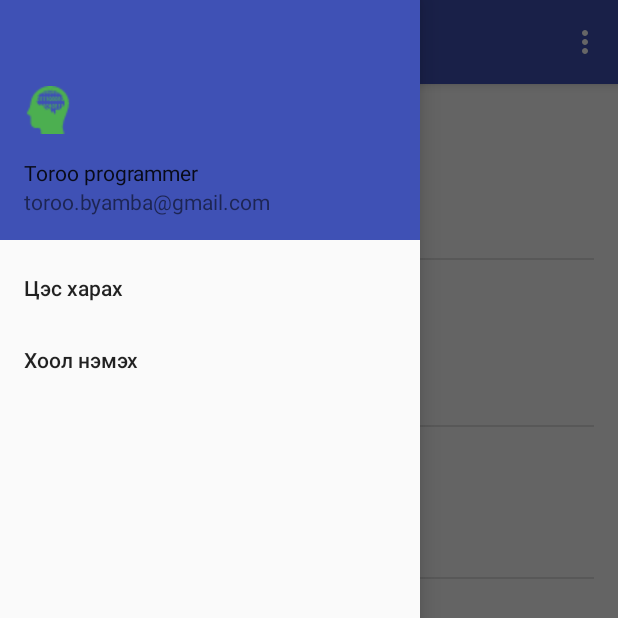
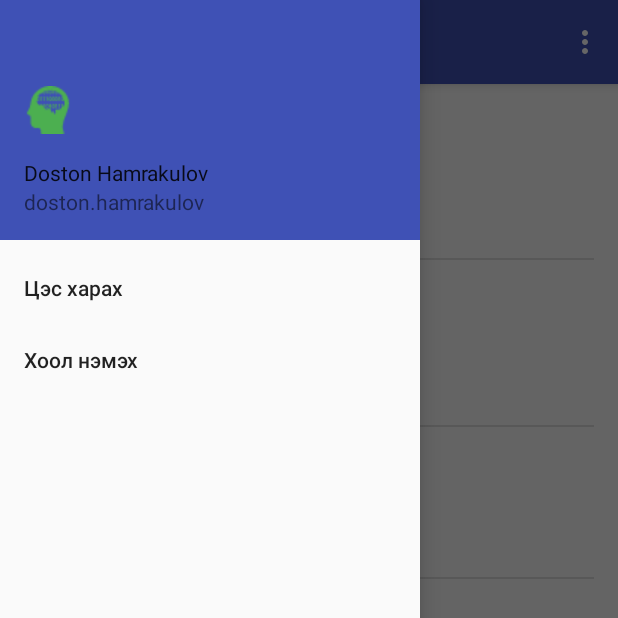
Before and after one commit to dostonhamrakulov/Restaurant-android, an Android app: the screen it shows after launch (MainActivity), with the side drawer open, on a phone screen of 412 x 824 dp, the top half of it. Run offline under Robolectric (Android 15) with nearby library versions, the phone set to English and light mode, and no system bars.

```diff
--- a/app/src/main/java/com/menu/AlertDialogManager.java
+++ b/app/src/main/java/com/menu/AlertDialogManager.java
@@ -1,5 +1,7 @@
 package com.menu;
-
+/**
+ * Created by Doston Hamrakulov doston.hamrakulov@gmail.com on 5/10/2017.
+ */
 
 
 import android.app.AlertDialog;
--- a/app/src/main/java/com/menu/CloseActivity.java
+++ b/app/src/main/java/com/menu/CloseActivity.java
@@ -1,5 +1,7 @@
 package com.menu;
-
+/**
+ * Created by Doston Hamrakulov doston.hamrakulov@gmail.com on 5/10/2017.
+ */
 import android.content.Intent;
 import android.os.Bundle;
 import android.support.v7.app.AppCompatActivity;
--- a/app/src/main/java/com/menu/Database/MenuAdapter.java
+++ b/app/src/main/java/com/menu/Database/MenuAdapter.java
@@ -1,5 +1,7 @@
 package com.menu.Database;
-
+/**
+ * Created by Doston Hamrakulov doston.hamrakulov@gmail.com on 5/10/2017.
+ */
 import android.content.ContentValues;
 import android.content.Context;
 import android.database.Cursor;
--- a/app/src/main/java/com/menu/Database/MyDBHelper.java
+++ b/app/src/main/java/com/menu/Database/MyDBHelper.java
@@ -1,4 +1,7 @@
 package com.menu.Database;
+/**
+ * Created by Doston Hamrakulov doston.hamrakulov@gmail.com on 5/10/2017.
+ */
 import android.content.ContentValues;
 import android.content.Context;
 import android.content.res.Resources;
--- a/app/src/main/java/com/menu/Database/ProductAdapter.java
+++ b/app/src/main/java/com/menu/Database/ProductAdapter.java
@@ -1,5 +1,7 @@
 package com.menu.Database;
-
+/**
+ * Created by Doston Hamrakulov doston.hamrakulov@gmail.com on 5/10/2017.
+ */
 import android.content.ContentValues;
 import android.content.Context;
 import android.database.Cursor;
--- a/app/src/main/java/com/menu/Database/UserAdapter.java
+++ b/app/src/main/java/com/menu/Database/UserAdapter.java
@@ -1,5 +1,7 @@
 package com.menu.Database;
-
+/**
+ * Created by Doston Hamrakulov doston.hamrakulov@gmail.com on 5/10/2017.
+ */
 import android.content.ContentValues;
 import android.content.Context;
 import android.database.Cursor;
--- a/app/src/main/java/com/menu/FoodAddActivity.java
+++ b/app/src/main/java/com/menu/FoodAddActivity.java
@@ -1,5 +1,7 @@
 package com.menu;
-
+/**
+ * Created by Doston Hamrakulov doston.hamrakulov@gmail.com on 5/10/2017.
+ */
 import android.app.Activity;
 import android.content.ClipData;
 import android.content.Intent;
--- a/app/src/main/java/com/menu/FoodDetailActivity.java
+++ b/app/src/main/java/com/menu/FoodDetailActivity.java
@@ -1,5 +1,7 @@
 package com.menu;
-
+/**
+ * Created by Doston Hamrakulov doston.hamrakulov@gmail.com on 5/10/2017.
+ */
 import android.content.Intent;
 import android.content.SharedPreferences;
 import android.support.v7.app.AppCompatActivity;
--- a/app/src/main/java/com/menu/FoodEditActivity.java
+++ b/app/src/main/java/com/menu/FoodEditActivity.java
@@ -1,5 +1,7 @@
 package com.menu;
-
+/**
+ * Created by Doston Hamrakulov doston.hamrakulov@gmail.com on 5/10/2017.
+ */
 import android.content.SharedPreferences;
 import android.support.design.widget.Snackbar;
 import android.support.v7.app.AppCompatActivity;
@@ -72,7 +74,7 @@ public class FoodEditActivity extends AppCompatActivity {
                 String hemjeetext = hemjee.getText().toString();
 
                 foodAdapter.updateFood(new Food(nametext,unetext,turultext,hemjeetext,hemjeetext));
-                Snackbar.make(v, "Үг амжилттай засагдлаа...", Snackbar.LENGTH_LONG)
+                Snackbar.make(v, "The word govern ...", Snackbar.LENGTH_LONG)
                         .setAction("Action", null).show();
 
             }
--- a/app/src/main/java/com/menu/FoodMenuActivity.java
+++ b/app/src/main/java/com/menu/FoodMenuActivity.java
@@ -18,7 +18,9 @@ import java.util.List;
 import com.menu.Database.FoodAdapter;
 import com.menu.Database.MyDBHelper;
 import com.menu.Model.Food;
-
+/**
+ * Created by Doston Hamrakulov doston.hamrakulov@gmail.com on 5/10/2017.
+ */
 
 @Deprecated
 public class FoodMenuActivity extends AppCompatActivity {
@@ -64,7 +66,7 @@ public class FoodMenuActivity extends AppCompatActivity {
             public void onItemClick(AdapterView<?> parent, View view, int position, long id) {
                 Object o = parent.getItemAtPosition(position);
                 final String foodName = o.toString();
-                Log.d("", "Дарагдсан лист дээрх үг : " + foodName);
+                Log.d("", "Words in the press : " + foodName);
                 editor.putString("SelectedFoodName", foodName);
                 editor.commit();
                 Intent intent = new Intent(FoodMenuActivity.this, FoodDetailActivity.class);
--- a/app/src/main/java/com/menu/ItemDetails.java
+++ b/app/src/main/java/com/menu/ItemDetails.java
@@ -1,5 +1,7 @@
 package com.menu;
-
+/**
+ * Created by Doston Hamrakulov doston.hamrakulov@gmail.com on 5/10/2017.
+ */
 
 public class ItemDetails {
 
--- a/app/src/main/java/com/menu/ItemListBaseAdapter.java
+++ b/app/src/main/java/com/menu/ItemListBaseAdapter.java
@@ -1,5 +1,7 @@
 package com.menu;
-
+/**
+ * Created by Doston Hamrakulov doston.hamrakulov@gmail.com on 5/10/2017.
+ */
 import android.content.Context;
 import android.view.LayoutInflater;
 import android.view.View;
--- a/app/src/main/java/com/menu/Model/Food.java
+++ b/app/src/main/java/com/menu/Model/Food.java
@@ -1,5 +1,7 @@
 package com.menu.Model;
-
+/**
+ * Created by Doston Hamrakulov doston.hamrakulov@gmail.com on 5/10/2017.
+ */
 @Deprecated
 public class Food {
     private String name ;
--- a/app/src/main/java/com/menu/Model/Product.java
+++ b/app/src/main/java/com/menu/Model/Product.java
@@ -1,5 +1,7 @@
 package com.menu.Model;
-
+/**
+ * Created by Doston Hamrakulov doston.hamrakulov@gmail.com on 5/10/2017.
+ */
 public class Product {
     long id;
     String title;
--- a/app/src/main/java/com/menu/Model/User.java
+++ b/app/src/main/java/com/menu/Model/User.java
@@ -1,5 +1,7 @@
 package com.menu.Model;
-
+/**
+ * Created by Doston Hamrakulov doston.hamrakulov@gmail.com on 5/10/2017.
+ */
 
 public class User {
     private int userId;
--- a/app/src/main/res/layout/nav_header_main.xml
+++ b/app/src/main/res/layout/nav_header_main.xml
@@ -15,10 +15,10 @@
         android:id="@+id/imageView" />
 
     <TextView android:layout_width="match_parent" android:layout_height="wrap_content"
-        android:paddingTop="@dimen/nav_header_vertical_spacing" android:text="Toroo programmer"
+        android:paddingTop="@dimen/nav_header_vertical_spacing" android:text="Doston Hamrakulov"
         android:textAppearance="@style/TextAppearance.AppCompat.Body1" />
 
     <TextView android:layout_width="wrap_content" android:layout_height="wrap_content"
-        android:text="toroo.byamba@gmail.com" android:id="@+id/textView" />
+        android:text="doston.hamrakulov" android:id="@+id/textView" />
 
 </LinearLayout>
```
Also changed, not shown: app/src/main/java/com/menu/LoginActivity.java (+10 -7 lines).
